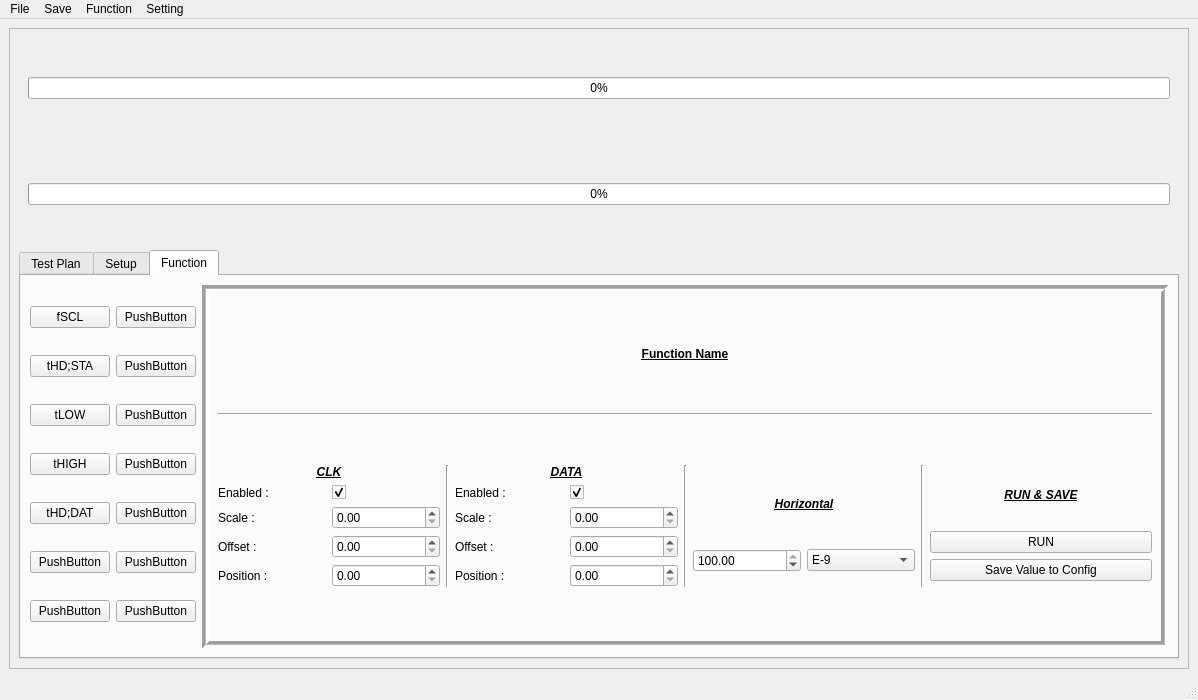
106368030chentairong/SPIV-I2C, file main_window.ui: the form before one commit.
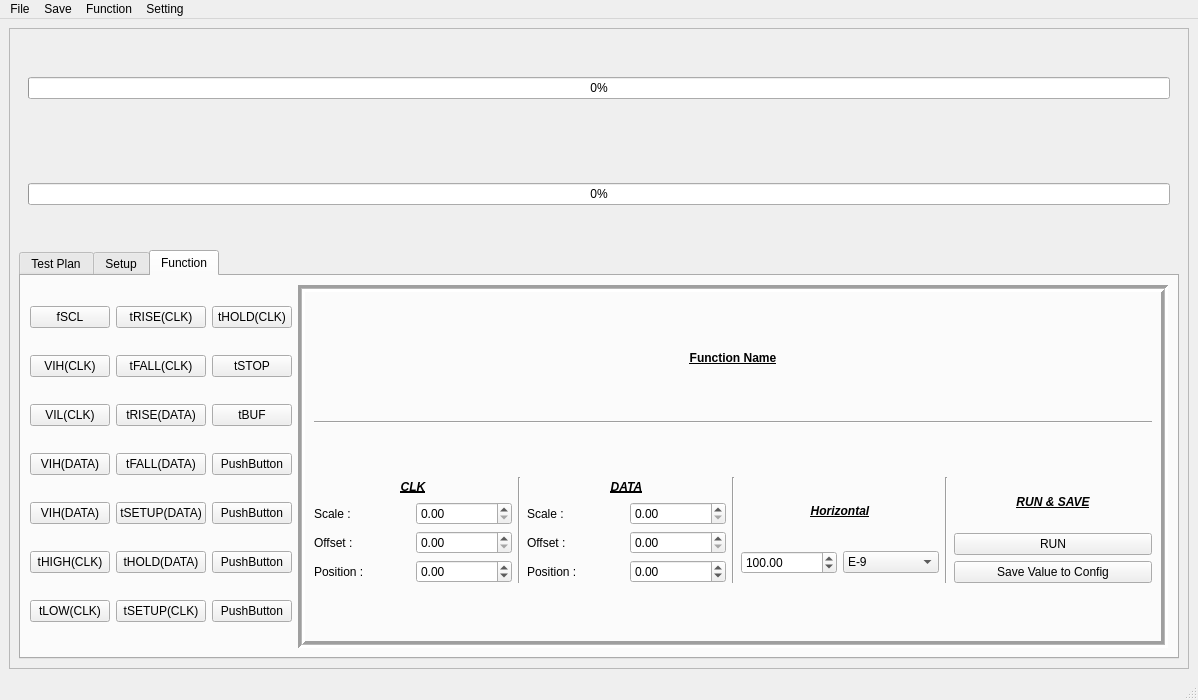
The form after the commit. Custom widgets are drawn as their Qt base class.

Diff of the .ui file:
```diff
--- a/main_window.ui
+++ b/main_window.ui
@@ -1267,99 +1267,148 @@
                    </property>
                    <item>
                     <layout class="QGridLayout" name="gridLayout_15">
-                     <item row="0" column="0">
-                      <widget class="QPushButton" name="PB_Function_1">
+                     <item row="6" column="0">
+                      <widget class="QPushButton" name="PB_Function_7">
                        <property name="text">
-                        <string>fSCL</string>
+                        <string>tLOW(CLK)</string>
+                       </property>
+                      </widget>
+                     </item>
+                     <item row="2" column="0">
+                      <widget class="QPushButton" name="PB_Function_3">
+                       <property name="text">
+                        <string>VIL(CLK)</string>
                        </property>
                       </widget>
                      </item>
                      <item row="1" column="0">
                       <widget class="QPushButton" name="PB_Function_2">
                        <property name="text">
-                        <string>tHD;STA</string>
+                        <string>VIH(CLK)</string>
                        </property>
                       </widget>
                      </item>
                      <item row="5" column="0">
                       <widget class="QPushButton" name="PB_Function_6">
                        <property name="text">
-                        <string>PushButton</string>
-                       </property>
-                      </widget>
-                     </item>
-                     <item row="2" column="0">
-                      <widget class="QPushButton" name="PB_Function_3">
-                       <property name="text">
-                        <string>tLOW</string>
-                       </property>
-                      </widget>
-                     </item>
-                     <item row="6" column="0">
-                      <widget class="QPushButton" name="PB_Function_7">
-                       <property name="text">
-                        <string>PushButton</string>
-                       </property>
-                      </widget>
-                     </item>
-                     <item row="4" column="0">
-                      <widget class="QPushButton" name="PB_Function_5">
-                       <property name="text">
-                        <string>tHD;DAT</string>
+                        <string>tHIGH(CLK)</string>
                        </property>
                       </widget>
                      </item>
                      <item row="3" column="0">
                       <widget class="QPushButton" name="PB_Function_4">
                        <property name="text">
-                        <string>tHIGH</string>
+                        <string>VIH(DATA)</string>
                        </property>
                       </widget>
                      </item>
-                     <item row="0" column="1">
-                      <widget class="QPushButton" name="PB_Function_8">
+                     <item row="6" column="1">
+                      <widget class="QPushButton" name="PB_Function_14">
                        <property name="text">
-                        <string>PushButton</string>
+                        <string>tSETUP(CLK)</string>
+                       </property>
+                      </widget>
+                     </item>
+                     <item row="4" column="0">
+                      <widget class="QPushButton" name="PB_Function_5">
+                       <property name="text">
+                        <string>VIH(DATA)</string>
+                       </property>
+                      </widget>
+                     </item>
+                     <item row="0" column="0">
+                      <widget class="QPushButton" name="PB_Function_1">
+                       <property name="text">
+                        <string>fSCL</string>
                        </property>
                       </widget>
                      </item>
                      <item row="1" column="1">
                       <widget class="QPushButton" name="PB_Function_9">
                        <property name="text">
-                        <string>PushButton</string>
+                        <string>tFALL(CLK)</string>
                        </property>
                       </widget>
                      </item>
                      <item row="2" column="1">
                       <widget class="QPushButton" name="PB_Function_10">
                        <property name="text">
-                        <string>PushButton</string>
+                        <string>tRISE(DATA)</string>
+                       </property>
+                      </widget>
+                     </item>
+                     <item row="0" column="1">
+                      <widget class="QPushButton" name="PB_Function_8">
+                       <property name="text">
+                        <string>tRISE(CLK)</string>
                        </property>
                       </widget>
                      </item>
                      <item row="3" column="1">
                       <widget class="QPushButton" name="PB_Function_11">
                        <property name="text">
-                        <string>PushButton</string>
+                        <string>tFALL(DATA)</string>
                        </property>
                       </widget>
                      </item>
                      <item row="4" column="1">
                       <widget class="QPushButton" name="PB_Function_12">
                        <property name="text">
-                        <string>PushButton</string>
+                        <string>tSETUP(DATA)</string>
                        </property>
                       </widget>
                      </item>
                      <item row="5" column="1">
                       <widget class="QPushButton" name="PB_Function_13">
                        <property name="text">
+                        <string>tHOLD(DATA)</string>
+                       </property>
+                      </widget>
+                     </item>
+                     <item row="0" column="2">
+                      <widget class="QPushButton" name="PB_Function_15">
+                       <property name="text">
+                        <string>tHOLD(CLK)</string>
+                       </property>
+                      </widget>
+                     </item>
+                     <item row="1" column="2">
+                      <widget class="QPushButton" name="PB_Function_16">
+                       <property name="text">
+                        <string>tSTOP</string>
+                       </property>
+                      </widget>
+                     </item>
+                     <item row="2" column="2">
+                      <widget class="QPushButton" name="PB_Function_17">
+                       <property name="text">
+                        <string>tBUF</string>
+                       </property>
+                      </widget>
+                     </item>
+                     <item row="3" column="2">
+                      <widget class="QPushButton" name="PB_Function_18">
+                       <property name="text">
                         <string>PushButton</string>
                        </property>
                       </widget>
                      </item>
-                     <item row="6" column="1">
-                      <widget class="QPushButton" name="pushButton_14">
+                     <item row="4" column="2">
+                      <widget class="QPushButton" name="PB_Function_19">
+                       <property name="text">
+                        <string>PushButton</string>
+                       </property>
+                      </widget>
+                     </item>
+                     <item row="5" column="2">
+                      <widget class="QPushButton" name="PB_Function_20">
+                       <property name="text">
+                        <string>PushButton</string>
+                       </property>
+                      </widget>
+                     </item>
+                     <item row="6" column="2">
+                      <widget class="QPushButton" name="PB_Function_21">
                        <property name="text">
                         <string>PushButton</string>
                        </property>
@@ -1443,7 +1492,7 @@
                           </item>
                           <item>
                            <layout class="QGridLayout" name="gridLayout_14">
-                            <item row="3" column="0">
+                            <item row="2" column="0">
                              <widget class="QLabel" name="label_38">
                               <property name="text">
                                <string>Position : </string>
@@ -1451,45 +1500,35 @@
                              </widget>
                             </item>
                             <item row="0" column="0">
-                             <widget class="QLabel" name="label_32">
-                              <property name="text">
-                               <string>Enabled : </string>
-                              </property>
-                             </widget>
-                            </item>
-                            <item row="1" column="0">
                              <widget class="QLabel" name="label_33">
                               <property name="text">
                                <string>Scale : </string>
                               </property>
                              </widget>
                             </item>
-                            <item row="1" column="1">
+                            <item row="0" column="1">
                              <widget class="QDoubleSpinBox" name="SB_CLK_Scale_Fc"/>
                             </item>
-                            <item row="2" column="1">
+                            <item row="1" column="1">
                              <widget class="QDoubleSpinBox" name="SB_CLK_Offset_Fc"/>
                             </item>
-                            <item row="2" column="0">
+                            <item row="1" column="0">
                              <widget class="QLabel" name="label_34">
                               <property name="text">
                                <string>Offset : </string>
                               </property>
                              </widget>
                             </item>
-                            <item row="0" column="1">
-                             <widget class="QCheckBox" name="ChkB_CLK_SW_Fc">
-                              <property name="text">
-                               <string/>
+                            <item row="2" column="1">
+                             <widget class="QDoubleSpinBox" name="SB_CLK_Position_Fc">
+                              <property name="minimum">
+                               <double>-100.000000000000000</double>
                               </property>
-                              <property name="checked">
-                               <bool>true</bool>
+                              <property name="maximum">
+                               <double>100.000000000000000</double>
                               </property>
                              </widget>
                             </item>
-                            <item row="3" column="1">
-                             <widget class="QDoubleSpinBox" name="SB_CLK_Position_Fc"/>
-                            </item>
                            </layout>
                           </item>
                          </layout>
@@ -1530,52 +1569,39 @@
                           <item>
                            <layout class="QGridLayout" name="gridLayout_16">
                             <item row="0" column="0">
-                             <widget class="QLabel" name="label_35">
-                              <property name="text">
-                               <string>Enabled : </string>
-                              </property>
-                             </widget>
-                            </item>
-                            <item row="1" column="0">
                              <widget class="QLabel" name="label_36">
                               <property name="text">
                                <string>Scale : </string>
                               </property>
                              </widget>
                             </item>
-                            <item row="1" column="1">
+                            <item row="0" column="1">
                              <widget class="QDoubleSpinBox" name="SB_DATA_Scale_Fc"/>
                             </item>
-                            <item row="3" column="0">
+                            <item row="2" column="0">
                              <widget class="QLabel" name="label_41">
                               <property name="text">
                                <string>Position : </string>
                               </property>
                              </widget>
                             </item>
-                            <item row="2" column="1">
+                            <item row="1" column="1">
                              <widget class="QDoubleSpinBox" name="SB_DATA_Offset_Fc"/>
                             </item>
-                            <item row="3" column="1">
-                             <widget class="QDoubleSpinBox" name="SB_DATA_Position_Fc"/>
+                            <item row="2" column="1">
+                             <widget class="QDoubleSpinBox" name="SB_DATA_Position_Fc">
+                              <property name="minimum">
+                               <double>-100.000000000000000</double>
+                              </property>
+                             </widget>
                             </item>
-                            <item row="2" column="0">
+                            <item row="1" column="0">
                              <widget class="QLabel" name="label_37">
                               <property name="text">
                                <string>Offset : </string>
                               </property>
                              </widget>
                             </item>
-                            <item row="0" column="1">
-                             <widget class="QCheckBox" name="ChkB_DATA_SW_Fc">
-                              <property name="text">
-                               <string/>
-                              </property>
-                              <property name="checked">
-                               <bool>true</bool>
-                              </property>
-                             </widget>
-                            </item>
                            </layout>
                           </item>
                          </layout>
@@ -1618,10 +1644,10 @@
                             <item row="0" column="0">
                              <widget class="QDoubleSpinBox" name="SB_Time_Value_Fc">
                               <property name="minimum">
-                               <double>-100.000000000000000</double>
+                               <double>-999.000000000000000</double>
                               </property>
                               <property name="maximum">
-                               <double>100.000000000000000</double>
+                               <double>999.000000000000000</double>
                               </property>
                               <property name="singleStep">
                                <double>0.100000000000000</double>
```
